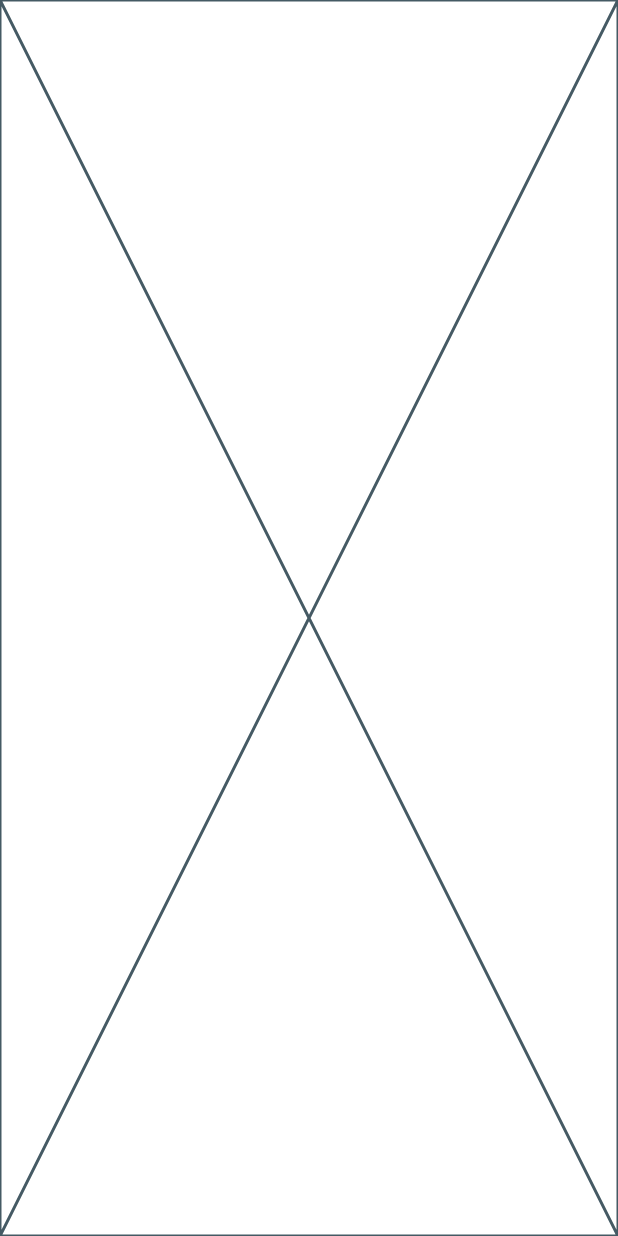
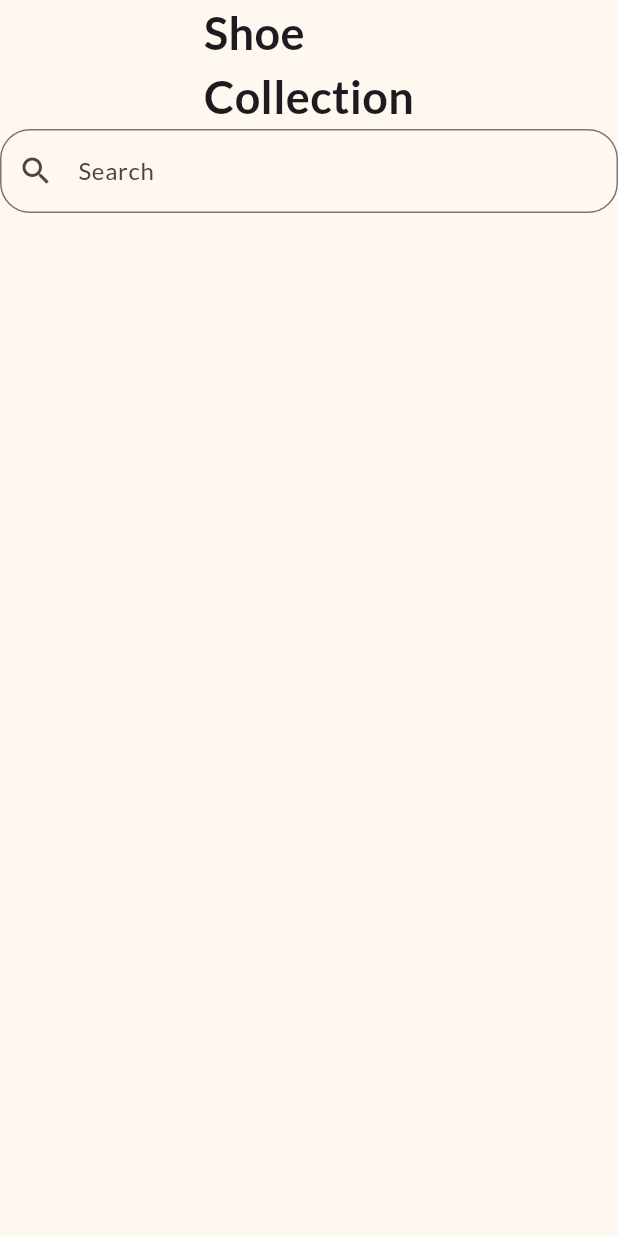
Before and after one commit to nhm20/shopping_app, a Flutter app: the screen it shows after launch, on a phone screen of 412 x 824 dp. Run offline on Flutter 3.47's test engine with Material 3 defaults, Android fonts, the phone set to English and light mode, and no system bars; our stand-ins replace google_fonts.

```diff
--- a/lib/home_page.dart
+++ b/lib/home_page.dart
@@ -5,6 +5,26 @@ class Homepage extends StatelessWidget {
 
   @override
   Widget build(BuildContext context) {
-    return const Placeholder();
+    return const Scaffold(
+      body: SafeArea(
+        child: Column(
+          children: [
+            Text(
+              'Shoe\nCollection',
+              style: TextStyle(fontSize: 30, fontWeight: FontWeight.bold),
+            ),
+            TextField(
+              decoration: InputDecoration(
+                hintText: 'Search',
+                prefixIcon: Icon(Icons.search),
+                border: OutlineInputBorder(
+                  borderRadius: BorderRadius.all(Radius.circular(20)),
+                ),
+              ),
+            ),
+          ],
+        ),
+      ),
+    );
   }
 }
```
Also changed, not shown: pubspec.yaml (+11 -64 lines).
